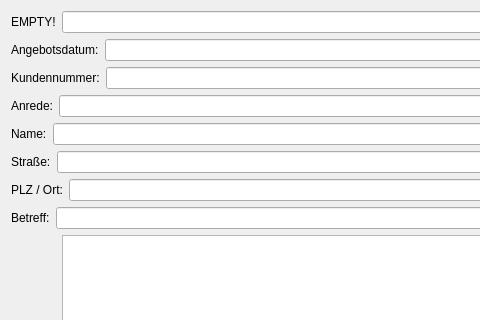
Before: the Qt Designer form form/general_main_page.ui in romanweissflog/FAKT, drawn with Qt 5; both pictures show x 0 to 480 and y 0 to 320 of the 1188 by 776 pixel window.
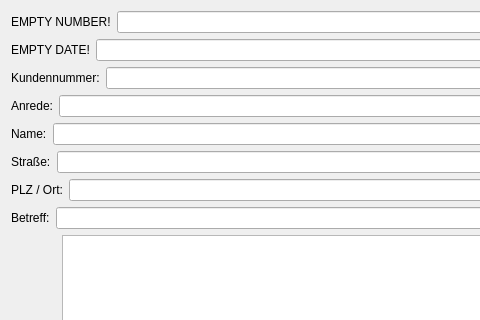
After: the same form once the commit is applied. Custom widgets are drawn as their Qt base class.

What changed in the file:
```diff
--- a/form/general_main_page.ui
+++ b/form/general_main_page.ui
@@ -21,7 +21,7 @@
        <item>
         <widget class="QLabel" name="labelTyp">
          <property name="text">
-          <string>EMPTY!</string>
+          <string>EMPTY NUMBER!</string>
          </property>
         </widget>
        </item>
@@ -35,7 +35,7 @@
        <item>
         <widget class="QLabel" name="label_5">
          <property name="text">
-          <string>Angebotsdatum:</string>
+          <string>EMPTY DATE!</string>
          </property>
         </widget>
        </item>
```
Left out of the diff: 12 changed lines with no effect on the pictures.
